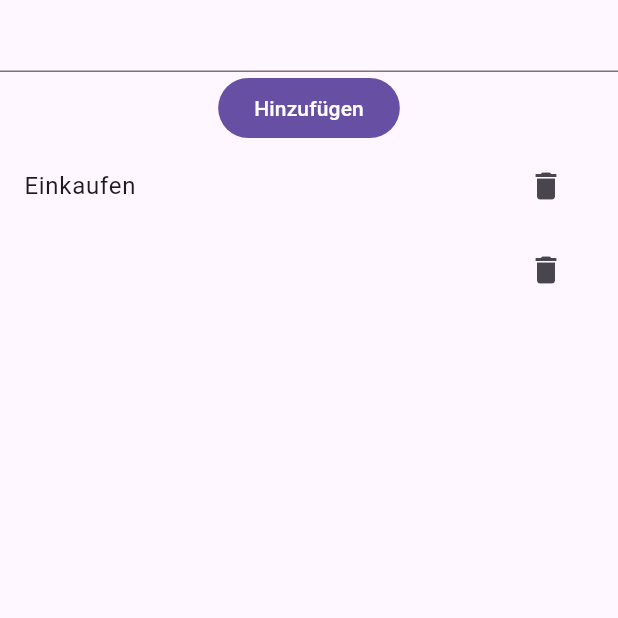
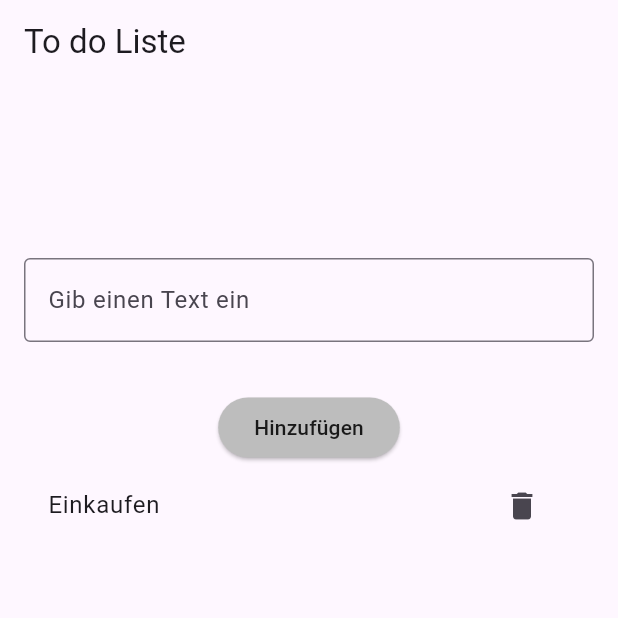
Before and after one commit to Bravista/todo, a Flutter app: the screen it shows after launch, after a tap on "Hinzufügen", on a phone screen of 412 x 824 dp, the top half of it. Run offline on Flutter 3.47's test engine with Material 3 defaults, Android fonts, the phone set to English and light mode, and no system bars.

```diff
--- a/lib/main.dart
+++ b/lib/main.dart
@@ -1,5 +1,3 @@
-// ignore_for_file: unused_element
-
 import 'package:flutter/material.dart';
 
 void main() {
@@ -8,7 +6,6 @@ void main() {
 
 class MainApp extends StatefulWidget {
   const MainApp({super.key});
-
   @override
   State<MainApp> createState() => _MainAppState();
 }
@@ -16,7 +13,7 @@ class MainApp extends StatefulWidget {
 class _MainAppState extends State<MainApp> {
   final TextEditingController _controller = TextEditingController();
   List<String> toDoListe = ["Einkaufen"];
-  void _toDoListe() {
+  void _addItem() {
     if (_controller.text.isEmpty) {
       return;
     }
@@ -29,22 +26,37 @@ class _MainAppState extends State<MainApp> {
   @override
   Widget build(BuildContext context) {
     return MaterialApp(
-      home: Scaffold(
-        body: SafeArea(
-          child: Center(
-              child: Column(
+        home: Scaffold(
+      appBar: AppBar(
+        title: const Text("To do Liste"),
+      ),
+      body: Form(
+        child: Padding(
+          padding: const EdgeInsets.all(16),
+          child: Column(
             children: [
-              TextField(
+              const SizedBox(
+                height: 100,
+              ),
+              TextFormField(
                 controller: _controller,
+                autovalidateMode: AutovalidateMode.onUserInteraction,
+                validator: validateText,
+                decoration: const InputDecoration(
+                  labelText: 'Gib einen Text ein',
+                  border: OutlineInputBorder(),
+                ),
               ),
-              FilledButton(
-                onPressed: () {
-                  setState(() {
-                    toDoListe.add(_controller.text);
-                    _controller.clear();
-                  });
-                },
-                child: const Text("Hinzufügen"),
+              const SizedBox(
+                height: 33,
+              ),
+              ElevatedButton(
+                style: ElevatedButton.styleFrom(
+                  foregroundColor: Colors.black87,
+                  backgroundColor: Colors.grey.shade400,
+                ),
+                onPressed: _addItem,
+                child: const Text('Hinzufügen'),
               ),
               Expanded(
                 child: ListView.builder(
@@ -64,9 +76,16 @@ class _MainAppState extends State<MainApp> {
                     }),
               )
             ],
-          )),
+          ),
         ),
       ),
-    );
+    ));
   }
 }
+
+String? validateText(String? input) {
+  if (input == null || input.isEmpty) {
+    return 'Bitte Text eingeben';
+  }
+  return null;
+}
```
